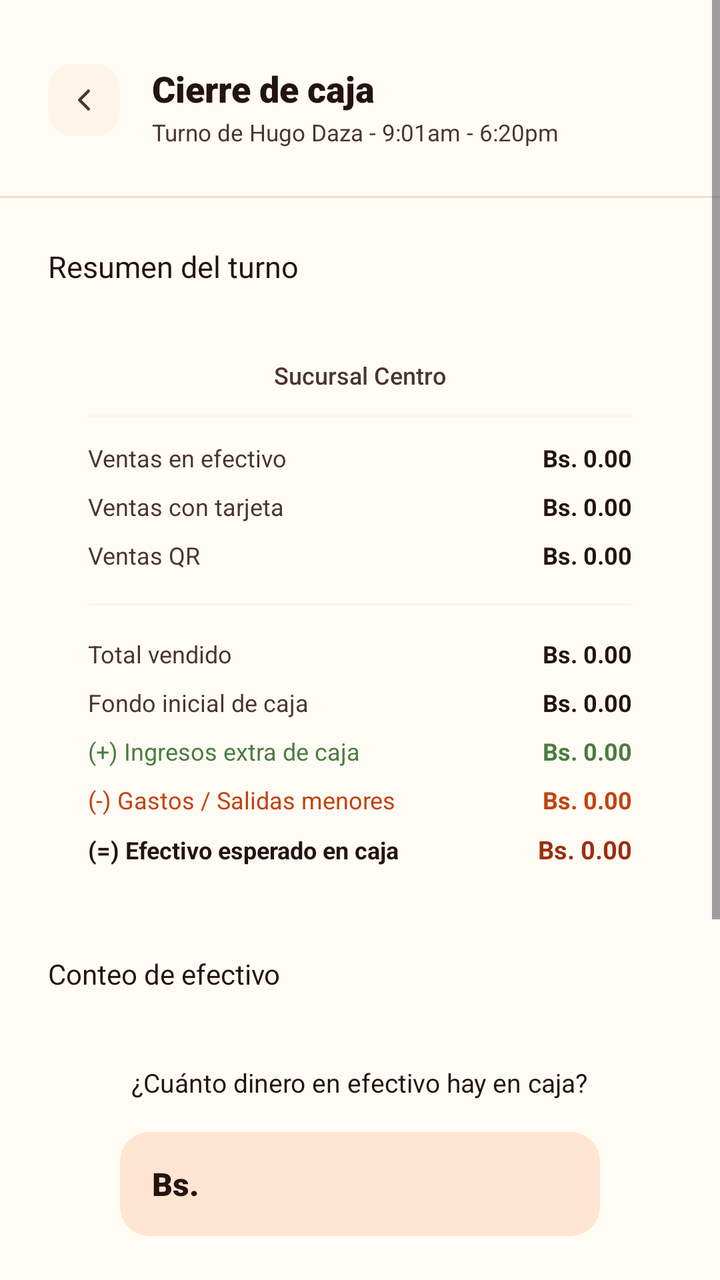
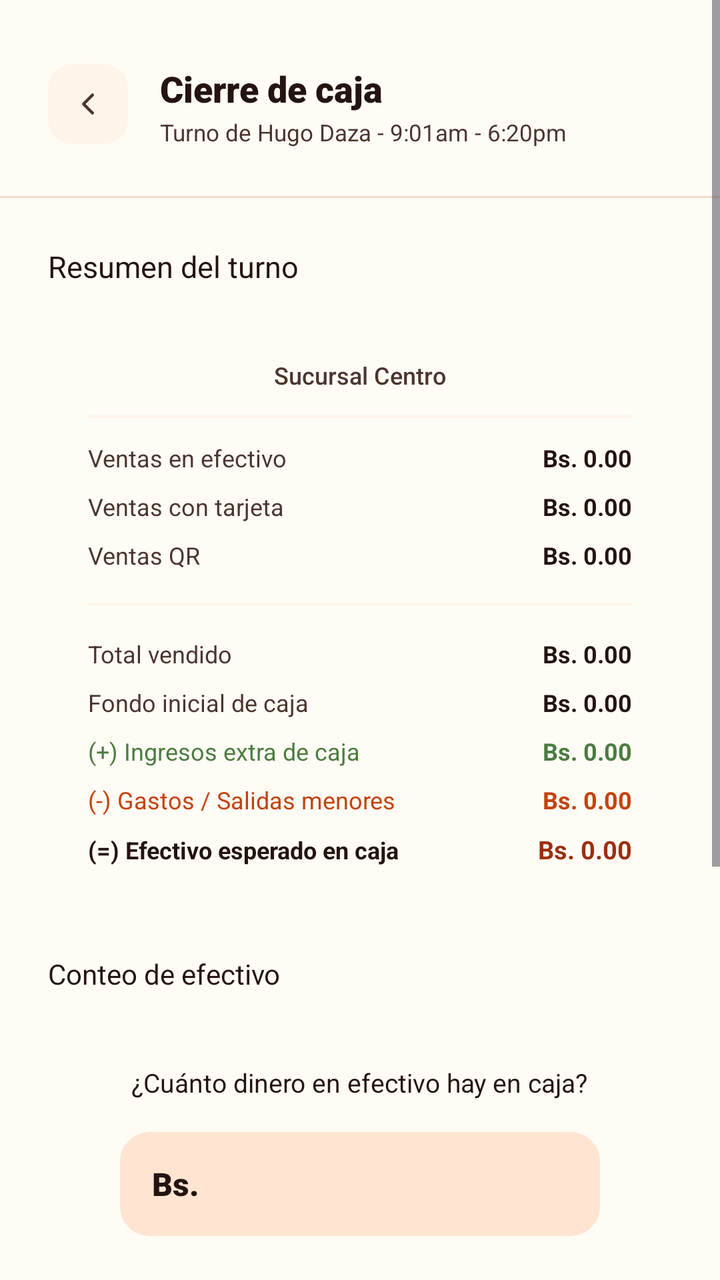

Two renders of the same Android screen: before a commit and after it. Below are the layout's source before the change and the commit's diff.
<!-- AndroidManifest.xml: application theme Theme.Pollogithub -->
<!-- res/layout/activity_cierre_caja.xml -->
<?xml version="1.0" encoding="utf-8"?>
<ScrollView xmlns:android="http://schemas.android.com/apk/res/android"
    xmlns:app="http://schemas.android.com/apk/res-auto"
    xmlns:tools="http://schemas.android.com/tools"
    android:layout_width="match_parent"
    android:layout_height="match_parent"
    android:fillViewport="true"
    android:background="@color/paper_50"
    tools:context=".CierreCajaActivity">

    <androidx.constraintlayout.widget.ConstraintLayout
        android:layout_width="match_parent"
        android:layout_height="wrap_content"
        android:paddingBottom="48dp">

        
        <ImageButton
            android:id="@+id/btnBack"
            style="@style/Widget.Pollo.Button.Back"
            android:layout_marginStart="@dimen/spacing_2xl"
            android:layout_marginTop="@dimen/spacing_3xl"
            app:layout_constraintStart_toStartOf="parent"
            app:layout_constraintTop_toTopOf="parent" />

        
        <TextView
            android:id="@+id/tvTitle"
            android:textAppearance="@style/TextAppearance.Pollo.Title.Medium"
            android:layout_width="wrap_content"
            android:layout_height="wrap_content"
            android:layout_marginStart="@dimen/spacing_l"
            android:text="Cierre de caja"
            app:layout_constraintStart_toEndOf="@id/btnBack"
            app:layout_constraintTop_toTopOf="@id/btnBack" />

        <TextView
            android:id="@+id/tvSubtitle"
            android:textAppearance="@style/TextAppearance.Pollo.Subtitle.Dark"
            android:layout_width="wrap_content"
            android:layout_height="wrap_content"
            android:layout_marginTop="@dimen/spacing_2xs"
            android:text="Turno de Hugo Daza - 9:01am - 6:20pm"
            app:layout_constraintStart_toStartOf="@id/tvTitle"
            app:layout_constraintTop_toBottomOf="@id/tvTitle" />

        <View
            android:id="@+id/dividerTop"
            style="@style/Widget.Pollo.Divider"
            android:layout_marginTop="@dimen/spacing_2xl"
            app:layout_constraintTop_toBottomOf="@id/tvSubtitle" />

        
        <TextView
            android:id="@+id/lblResumen"
            android:textAppearance="@style/TextAppearance.Pollo.Title.Small"
            android:layout_width="wrap_content"
            android:layout_height="wrap_content"
            android:layout_marginStart="@dimen/spacing_2xl"
            android:layout_marginTop="@dimen/spacing_2xl"
            android:text="Resumen del turno"
            app:layout_constraintStart_toStartOf="parent"
            app:layout_constraintTop_toBottomOf="@id/dividerTop" />

        <androidx.cardview.widget.CardView
            android:id="@+id/cardResumen"
            android:layout_width="match_parent"
            android:layout_height="wrap_content"
            android:layout_marginHorizontal="24dp"
            android:layout_marginTop="16dp"
            app:cardBackgroundColor="@color/paper_50"
            app:cardCornerRadius="12dp"
            app:cardElevation="0dp"
            app:strokeColor="@color/line_color"
            app:strokeWidth="1dp"
            app:layout_constraintTop_toBottomOf="@id/lblResumen">

            <LinearLayout
                android:layout_width="match_parent"
                android:layout_height="wrap_content"
                android:orientation="vertical"
                android:padding="20dp">

                <TextView
                    android:id="@+id/tvResumenSucursalFecha"
                    android:layout_width="wrap_content"
                    android:layout_height="wrap_content"
                    android:layout_gravity="center_horizontal"
                    android:fontFamily="sans-serif-medium"
                    android:text="Sucursal Centro"
                    android:textColor="@color/char_700"
                    android:textSize="12sp" />

                <View
                    android:layout_width="match_parent"
                    android:layout_height="1dp"
                    android:layout_marginTop="12dp"
                    android:layout_marginBottom="12dp"
                    android:background="@color/paper_100" />

                <LinearLayout android:layout_width="match_parent" android:layout_height="wrap_content" android:orientation="horizontal">
                    <TextView android:layout_width="0dp" android:layout_weight="1" android:layout_height="wrap_content" android:text="Ventas en efectivo" android:textSize="12sp" android:textColor="@color/char_700" />
                    <TextView android:id="@+id/tvResumenEfectivo" android:layout_width="wrap_content" android:layout_height="wrap_content" android:text="Bs. 0.00" android:textStyle="bold" android:textSize="12sp" android:textColor="@color/char_900" />
                </LinearLayout>
                
                <LinearLayout android:layout_width="match_parent" android:layout_height="wrap_content" android:layout_marginTop="8dp" android:orientation="horizontal">
                    <TextView android:layout_width="0dp" android:layout_weight="1" android:layout_height="wrap_content" android:text="Ventas con tarjeta" android:textSize="12sp" android:textColor="@color/char_700" />
                    <TextView android:id="@+id/tvResumenTarjeta" android:layout_width="wrap_content" android:layout_height="wrap_content" android:text="Bs. 0.00" android:textStyle="bold" android:textSize="12sp" android:textColor="@color/char_900" />
                </LinearLayout>

                <LinearLayout android:layout_width="match_parent" android:layout_height="wrap_content" android:layout_marginTop="8dp" android:orientation="horizontal">
                    <TextView android:layout_width="0dp" android:layout_weight="1" android:layout_height="wrap_content" android:text="Ventas QR" android:textSize="12sp" android:textColor="@color/char_700" />
                    <TextView android:id="@+id/tvResumenQr" android:layout_width="wrap_content" android:layout_height="wrap_content" android:text="Bs. 0.00" android:textStyle="bold" android:textSize="12sp" android:textColor="@color/char_900" />
                </LinearLayout>

                <View
                    android:layout_width="match_parent"
                    android:layout_height="1dp"
                    android:layout_marginTop="16dp"
                    android:layout_marginBottom="16dp"
                    android:background="@color/paper_100" />

                <LinearLayout android:layout_width="match_parent" android:layout_height="wrap_content" android:orientation="horizontal">
                    <TextView android:layout_width="0dp" android:layout_weight="1" android:layout_height="wrap_content" android:text="Total vendido" android:textSize="12sp" android:textColor="@color/char_700" />
                    <TextView android:id="@+id/tvResumenTotalVendido" android:layout_width="wrap_content" android:layout_height="wrap_content" android:text="Bs. 0.00" android:textStyle="bold" android:textSize="12sp" android:textColor="@color/char_900" />
                </LinearLayout>

                <LinearLayout android:layout_width="match_parent" android:layout_height="wrap_content" android:layout_marginTop="8dp" android:orientation="horizontal">
                    <TextView android:layout_width="0dp" android:layout_weight="1" android:layout_height="wrap_content" android:text="Fondo inicial de caja" android:textSize="12sp" android:textColor="@color/char_700" />
                    <TextView android:id="@+id/tvResumenFondoInicial" android:layout_width="wrap_content" android:layout_height="wrap_content" android:text="Bs. 0.00" android:textStyle="bold" android:textSize="12sp" android:textColor="@color/char_900" />
                </LinearLayout>

                <LinearLayout android:layout_width="match_parent" android:layout_height="wrap_content" android:layout_marginTop="8dp" android:orientation="horizontal">
                    <TextView android:layout_width="0dp" android:layout_weight="1" android:layout_height="wrap_content" android:text="(+) Ingresos extra de caja" android:textSize="12sp" android:textColor="@color/ok_600" />
                    <TextView android:id="@+id/tvResumenIngresosExtra" android:layout_width="wrap_content" android:layout_height="wrap_content" android:text="Bs. 0.00" android:textStyle="bold" android:textSize="12sp" android:textColor="@color/ok_600" />
                </LinearLayout>

                <LinearLayout android:layout_width="match_parent" android:layout_height="wrap_content" android:layout_marginTop="8dp" android:orientation="horizontal">
                    <TextView android:layout_width="0dp" android:layout_weight="1" android:layout_height="wrap_content" android:text="(-) Gastos / Salidas menores" android:textSize="12sp" android:textColor="@color/ember_600" />
                    <TextView android:id="@+id/tvResumenEgresosGastos" android:layout_width="wrap_content" android:layout_height="wrap_content" android:text="Bs. 0.00" android:textStyle="bold" android:textSize="12sp" android:textColor="@color/ember_600" />
                </LinearLayout>

                <LinearLayout android:layout_width="match_parent" android:layout_height="wrap_content" android:layout_marginTop="8dp" android:orientation="horizontal">
                    <TextView android:layout_width="0dp" android:layout_weight="1" android:layout_height="wrap_content" android:text="(=) Efectivo esperado en caja" android:textSize="12sp" android:textStyle="bold" android:textColor="@color/char_900" />
                    <TextView android:id="@+id/tvResumenEsperado" android:layout_width="wrap_content" android:layout_height="wrap_content" android:text="Bs. 0.00" android:textStyle="bold" android:textSize="12.5sp" android:textColor="@color/ember_700" />
                </LinearLayout>

            </LinearLayout>
        </androidx.cardview.widget.CardView>

        
        <TextView
            android:id="@+id/lblConteo"
            android:layout_width="wrap_content"
            android:layout_height="wrap_content"
            android:layout_marginStart="24dp"
            android:layout_marginTop="24dp"
            android:fontFamily="sans-serif-bold"
            android:text="Conteo de efectivo"
            android:textColor="@color/char_900"
            android:textSize="14sp"
            app:layout_constraintStart_toStartOf="parent"
            app:layout_constraintTop_toBottomOf="@id/cardResumen" />

        <androidx.cardview.widget.CardView
            android:id="@+id/cardConteo"
            android:layout_width="match_parent"
            android:layout_height="wrap_content"
            android:layout_marginHorizontal="24dp"
            android:layout_marginTop="16dp"
            app:cardBackgroundColor="@color/paper_50"
            app:cardCornerRadius="12dp"
            app:cardElevation="0dp"
            app:strokeColor="@color/line_color"
            app:strokeWidth="1dp"
            app:layout_constraintTop_toBottomOf="@id/lblConteo">

            <LinearLayout
                android:layout_width="match_parent"
                android:layout_height="wrap_content"
                android:orientation="vertical"
                android:padding="20dp"
                android:gravity="center_horizontal">

                <TextView
                    android:layout_width="wrap_content"
                    android:layout_height="wrap_content"
                    android:fontFamily="sans-serif-bold"
                    android:text="¿Cuánto dinero en efectivo hay en caja?"
                    android:textColor="@color/char_900"
                    android:textSize="13sp" />

                <LinearLayout
                    android:layout_width="match_parent"
                    android:layout_height="52dp"
                    android:layout_marginTop="16dp"
                    android:layout_marginHorizontal="16dp"
                    android:background="@drawable/bg_input_field"
                    android:backgroundTint="@color/ember_100"
                    android:gravity="center_vertical"
                    android:orientation="horizontal"
                    android:paddingHorizontal="16dp">

                    <TextView
                        android:layout_width="wrap_content"
                        android:layout_height="wrap_content"
                        android:fontFamily="sans-serif-black"
                        android:text="Bs."
                        android:textColor="@color/char_900"
                        android:textSize="16sp" />

                    <EditText
                        android:id="@+id/etConteo"
                        android:layout_width="0dp"
                        android:layout_height="match_parent"
                        android:layout_weight="1"
                        android:background="@null"
                        android:fontFamily="sans-serif-black"
                        android:gravity="center_vertical|end"
                        android:inputType="numberDecimal"
                        android:text=""
                        android:textColor="@color/char_900"
                        android:textSize="16sp" />
                </LinearLayout>

            </LinearLayout>
        </androidx.cardview.widget.CardView>

        
        <androidx.cardview.widget.CardView
            android:id="@+id/cardAlert"
            android:layout_width="match_parent"
            android:layout_height="wrap_content"
            android:layout_marginHorizontal="24dp"
            android:layout_marginTop="24dp"
            app:cardBackgroundColor="@color/ok_100"
            app:cardCornerRadius="8dp"
            app:cardElevation="0dp"
            app:layout_constraintTop_toBottomOf="@id/cardConteo">

            <LinearLayout
                android:layout_width="match_parent"
                android:layout_height="wrap_content"
                android:orientation="vertical"
                android:padding="20dp">

                <TextView
                    android:id="@+id/tvAlertTitulo"
                    android:layout_width="wrap_content"
                    android:layout_height="wrap_content"
                    android:fontFamily="sans-serif-medium"
                    android:text="Caja cuadrada"
                    android:textColor="@color/ok_600"
                    android:textSize="14sp" />

                <TextView
                    android:id="@+id/tvAlertMonto"
                    android:layout_width="wrap_content"
                    android:layout_height="wrap_content"
                    android:layout_marginTop="4dp"
                    android:fontFamily="sans-serif-black"
                    android:text="Bs. 0.00"
                    android:textColor="@color/char_900"
                    android:textSize="16sp" />

                <TextView
                    android:id="@+id/tvAlertDescripcion"
                    android:layout_width="wrap_content"
                    android:layout_height="wrap_content"
                    android:layout_marginTop="8dp"
                    android:fontFamily="sans-serif"
                    android:text="El efectivo contado coincide con el esperado."
                    android:textColor="@color/char_900"
                    android:textSize="12sp" />
            </LinearLayout>
        </androidx.cardview.widget.CardView>

        
        <androidx.appcompat.widget.AppCompatButton
            android:id="@+id/btnConfirm"
            style="@style/Widget.Pollo.Button.Primary.Hero"
            android:layout_width="0dp"
            android:layout_marginTop="@dimen/spacing_3xl"
            android:layout_marginHorizontal="@dimen/spacing_xl"
            android:text="Confirmar cierre de turno"
            app:layout_constraintEnd_toEndOf="parent"
            app:layout_constraintStart_toStartOf="parent"
            app:layout_constraintTop_toBottomOf="@id/cardAlert" />
            
        <TextView
            android:layout_width="wrap_content"
            android:layout_height="wrap_content"
            android:layout_margin="24dp"
            android:text="V1.2"
            android:textColor="@color/char_900"
            android:textSize="12sp"
            app:layout_constraintEnd_toEndOf="parent"
            app:layout_constraintTop_toBottomOf="@id/btnConfirm" />

    </androidx.constraintlayout.widget.ConstraintLayout>
</ScrollView>
<!-- resources referenced by this layout -->
<resources>
  <color name="char_700">#4A352E</color>
  <color name="char_900">#241410</color>
  <color name="ember_100">#FFE4D1</color>
  <color name="ember_600">#C1440E</color>
  <color name="ember_700">#9C2F0E</color>
  <color name="line_color">#F0DDC9</color>
  <color name="ok_100">#E3F0DF</color>
  <color name="ok_600">#4A7C3F</color>
  <color name="paper_100">#FFF4E8</color>
  <color name="paper_50">#FFFBF5</color>
  <dimen name="spacing_2xl">24dp</dimen>
  <dimen name="spacing_2xs">2dp</dimen>
  <dimen name="spacing_3xl">32dp</dimen>
  <dimen name="spacing_l">16dp</dimen>
  <dimen name="spacing_xl">20dp</dimen>
  <!-- drawable bg_input_field (drawable) -->
  <?xml version="1.0" encoding="utf-8"?>
  <shape xmlns:android="http://schemas.android.com/apk/res/android"
      android:shape="rectangle">
      <solid android:color="@color/paper_100" />
      <stroke
          android:width="1.5dp"
          android:color="@color/line_color" />
      <corners android:radius="14dp" />
  </shape>
  <style name="TextAppearance.Pollo.Subtitle.Dark" parent="TextAppearance.Pollo.Subtitle">
          <item name="android:textColor">@color/char_700</item>
          <item name="android:textSize">@dimen/text_size_caption</item>
      </style>
  <style name="TextAppearance.Pollo.Title.Medium" parent="TextAppearance.Pollo.Title">
          <item name="android:fontFamily">sans-serif-black</item>
          <item name="android:textColor">@color/char_900</item>
          <item name="android:textSize">@dimen/text_size_title_medium</item>
      </style>
  <style name="TextAppearance.Pollo.Title.Small" parent="TextAppearance.Pollo.Title">
          <item name="android:fontFamily">sans-serif-bold</item>
          <item name="android:textColor">@color/char_900</item>
          <item name="android:textSize">@dimen/text_size_title_small</item>
      </style>
  <style name="Widget.Pollo.Button.Primary.Hero" parent="Widget.Pollo.Button.Primary">
          <item name="android:minHeight">@dimen/btn_height_hero</item>
          <item name="android:textSize">15.5sp</item>
          <item name="android:elevation">@dimen/elevation_medium</item>
      </style>
  <style name="Widget.Pollo.Divider" parent="Widget.Pollo">
          <item name="android:layout_width">match_parent</item>
          <item name="android:layout_height">1dp</item>
          <item name="android:background">@color/line_color</item>
      </style>
  <style name="Theme.Pollogithub" parent="Base.Theme.Pollogithub" />
  <style name="TextAppearance.Pollo.Subtitle" parent="TextAppearance.Pollo">
          <item name="android:fontFamily">sans-serif</item>
          <item name="android:textColor">@color/char_400</item>
          <item name="android:textSize">@dimen/text_size_caption</item>
      </style>
  <dimen name="text_size_caption">11.5sp</dimen>
  <style name="TextAppearance.Pollo.Title" parent="TextAppearance.Pollo" />
  <dimen name="text_size_title_medium">18sp</dimen>
  <dimen name="text_size_title_small">15sp</dimen>
  <style name="Widget.Pollo" parent="" />
  <dimen name="btn_icon_size_small">36dp</dimen>
  <!-- drawable bg_back_btn (drawable) -->
  <?xml version="1.0" encoding="utf-8"?>
  <ripple xmlns:android="http://schemas.android.com/apk/res/android"
      android:color="#1AE8590C">
      <item>
          <shape android:shape="rectangle">
              <solid android:color="@color/paper_100" />
              <corners android:radius="12dp" />
          </shape>
      </item>
  </ripple>
  <string name="content_desc_back">Volver</string>
  <dimen name="btn_height_hero">54dp</dimen>
  <dimen name="elevation_medium">4dp</dimen>
  <style name="TextAppearance.Pollo" parent="android:TextAppearance" />
  <color name="char_400">#8A7266</color>
  <style name="Widget.Pollo.Button" parent="Widget.AppCompat.Button" />
  <color name="white">#FFFFFFFF</color>
  <dimen name="text_size_btn_primary">15sp</dimen>
  <dimen name="btn_height_primary">52dp</dimen>
  <!-- unchanged entries left out for length: 5 -->
</resources>

<!-- the commit's change to res/layout/activity_cierre_caja.xml (unified diff, before → after) -->
@@ -17,6 +17,8 @@
         <ImageButton
             android:id="@+id/btnBack"
             style="@style/Widget.Pollo.Button.Back"
+            android:layout_width="@dimen/btn_icon_size"
+            android:layout_height="@dimen/btn_icon_size"
             android:layout_marginStart="@dimen/spacing_2xl"
             android:layout_marginTop="@dimen/spacing_3xl"
             app:layout_constraintStart_toStartOf="parent"
@@ -46,6 +48,8 @@
         <View
             android:id="@+id/dividerTop"
             style="@style/Widget.Pollo.Divider"
+            android:layout_width="match_parent"
+            android:layout_height="1dp"
             android:layout_marginTop="@dimen/spacing_2xl"
             app:layout_constraintTop_toBottomOf="@id/tvSubtitle" />
 
@@ -279,6 +283,7 @@
             android:id="@+id/btnConfirm"
             style="@style/Widget.Pollo.Button.Primary.Hero"
             android:layout_width="0dp"
+            android:layout_height="@dimen/btn_height_hero"
             android:layout_marginTop="@dimen/spacing_3xl"
             android:layout_marginHorizontal="@dimen/spacing_xl"
             android:text="Confirmar cierre de turno"
<!-- resource entries referenced after the edit -->
@@ -74,6 +74,7 @@
   </ripple>
   <string name="content_desc_back">Volver</string>
   <dimen name="btn_height_hero">54dp</dimen>
+  <dimen name="btn_icon_size">40dp</dimen>
   <dimen name="elevation_medium">4dp</dimen>
   <style name="TextAppearance.Pollo" parent="android:TextAppearance" />
   <color name="char_400">#8A7266</color>
